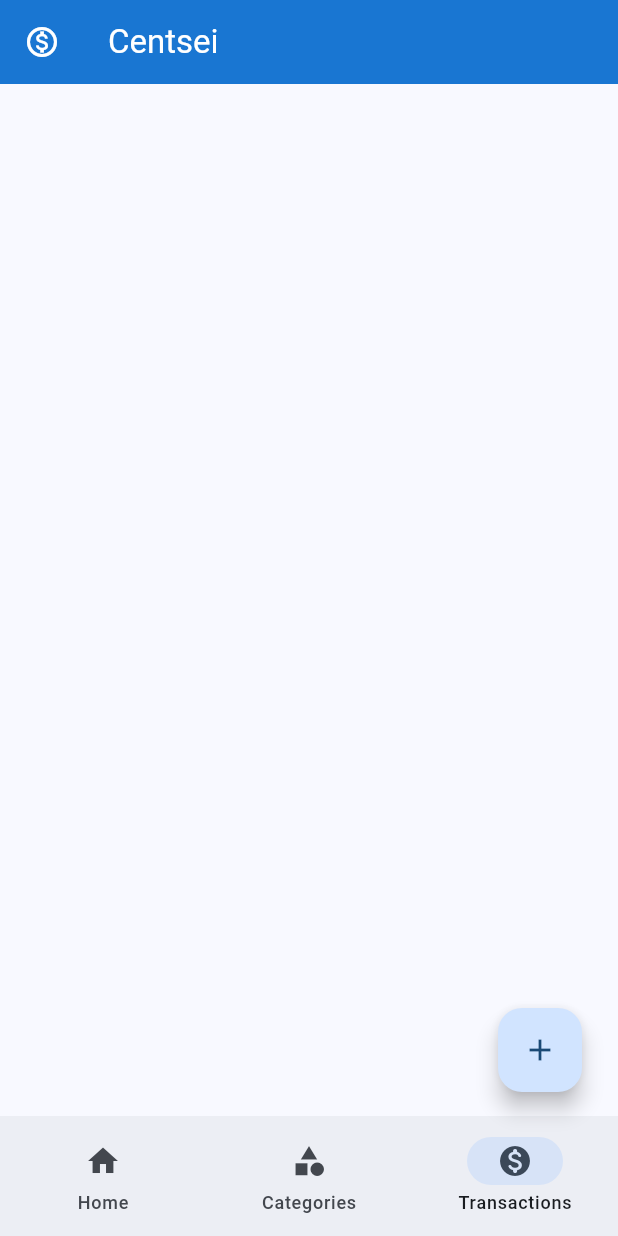
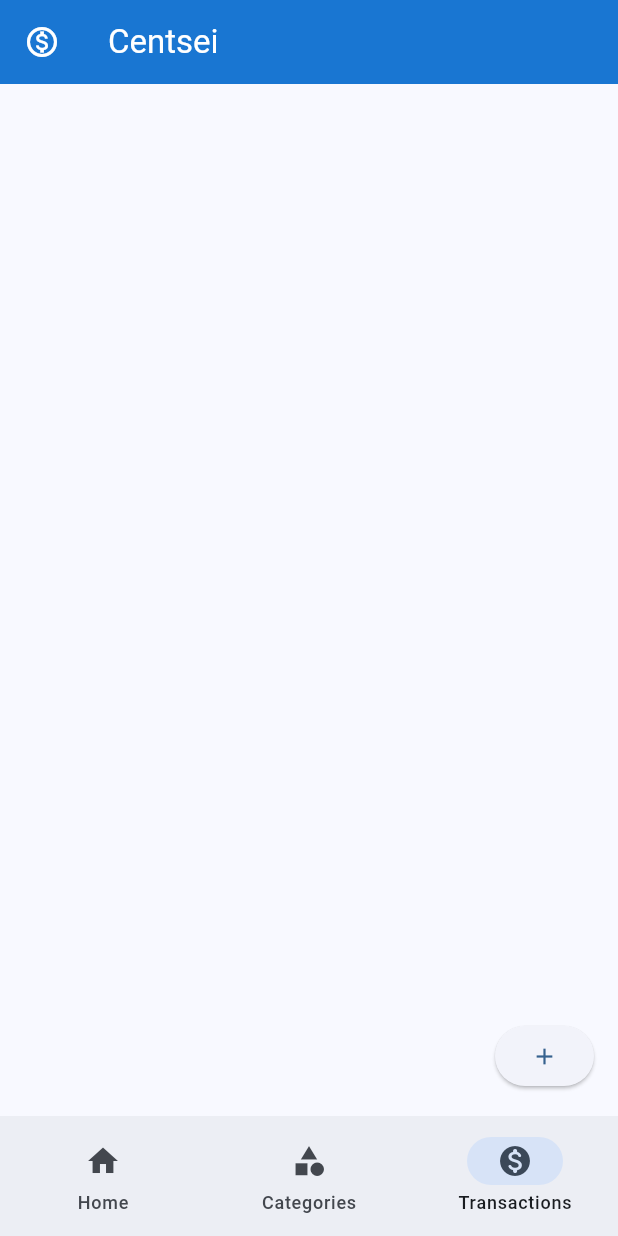
Before and after one commit to treknuts/centsei, a Flutter app: the screen it shows after launch, item 3 of the bottom bar chosen, on a phone screen of 412 x 824 dp. Run offline on Flutter 3.47's test engine with Material 3 defaults, Android fonts, the phone set to English and light mode, and no system bars; our stand-ins replace sqflite; accounts and stored records are empty.

Commit message:
Moved transactions to database. Still not updating lists after insert.

```diff
--- a/lib/app_state.dart
+++ b/lib/app_state.dart
@@ -1,9 +1,11 @@
 import 'package:flutter/material.dart';
 import 'package:intl/intl.dart';
 import 'package:centsei/models/transaction.dart';
+import 'package:centsei/database/database.dart';
 
 class MyAppState extends ChangeNotifier {
   var title = "Centsei";
+  final Database database = Database();
   final formatCurrency = NumberFormat.simpleCurrency();
   var transactions = <Transaction>[];
 }
--- a/lib/main.dart
+++ b/lib/main.dart
@@ -1,13 +1,10 @@
 import 'package:centsei/database/database.dart';
 import 'package:centsei/models/category.dart';
-import 'package:centsei/widgets/create_transaction.dart';
 import 'package:centsei/widgets/pages/categories_page.dart';
 import 'package:centsei/widgets/pages/transactions_page.dart';
 import 'package:flutter/material.dart';
 import 'package:intl/intl.dart';
-import 'package:path/path.dart';
 import 'package:provider/provider.dart';
-import 'package:centsei/widgets/create_category.dart';
 import 'package:centsei/app_state.dart';
 
 void main() async {
@@ -30,14 +27,14 @@ class MyApp extends StatelessWidget {
       child: MaterialApp(
         title: 'Centsei',
         theme: theme,
-        home: const MyHomePage(),
+        home: const MyHomePage(index: 0,),
       ),
     );
   }
 }
 
 class MyHomePage extends StatefulWidget {
-  const MyHomePage({super.key});
+  const MyHomePage({super.key, required index});
 
   @override
   State<MyHomePage> createState() => _MyHomePageState();
@@ -45,13 +42,12 @@ class MyHomePage extends StatefulWidget {
 
 class _MyHomePageState extends State<MyHomePage> {
   var selectedIndex = 0;
-  final Database database = Database();
-
 
   @override
   Widget build(BuildContext context) {
     Widget page;
     var state = context.watch<MyAppState>();
+    var database = state.database;
 
     switch (selectedIndex) {
       case 0:
@@ -66,23 +62,6 @@ class _MyHomePageState extends State<MyHomePage> {
         throw UnimplementedError("No page implemented for $selectedIndex");
     }
     return Scaffold(
-      floatingActionButton: Padding(
-        padding: EdgeInsets.only(right: 8, bottom: 80),
-        child: FloatingActionButton(
-          child: Icon(Icons.add),
-          onPressed: () {
-            showModalBottomSheet(
-                context: context,
-                builder: (context) {
-                  return Center(
-                    child: CreateTransaction(
-                      database: database,
-                    ),
-                  );
-                });
-          },
-        ),
-      ),
       body: Column(
         children: [
           AppBar(
@@ -139,8 +118,6 @@ class _HomeState extends State<Home> {
 
   @override
   Widget build(BuildContext context) {
-    var state = context.watch<MyAppState>();
-
     return Center(
       child: Icon(
         Icons.emoji_events_outlined,
--- a/lib/widgets/pages/transactions_page.dart
+++ b/lib/widgets/pages/transactions_page.dart
@@ -1,7 +1,8 @@
+import 'package:centsei/models/transaction.dart';
+import 'package:centsei/widgets/create_transaction.dart';
 import 'package:flutter/material.dart';
 import 'package:provider/provider.dart';
 import '../../app_state.dart';
-
 
 class TransactionList extends StatelessWidget {
   const TransactionList({
@@ -11,18 +12,67 @@ class TransactionList extends StatelessWidget {
   @override
   Widget build(BuildContext context) {
     var state = context.watch<MyAppState>();
+    var database = state.database;
+    var transactions = database.transactions();
 
-    return ListView.builder(
-      itemCount: state.transactions.length,
-      itemBuilder: (BuildContext context, int index) {
-        return ListTile(
-          leading: Text(
-            "-${state.formatCurrency.format(state.transactions[index].amount)}",
+    return Column(
+      children: [
+        Expanded(
+          child: FutureBuilder<List<Transaction>>(
+            future: transactions,
+            initialData: <Transaction>[],
+            builder: (context, snapshot) {
+              if (snapshot.connectionState != ConnectionState.done) {
+                return const Center(child: CircularProgressIndicator());
+              }
+
+              if (snapshot.hasError) {
+                return const Center(child: Text('Uh oh! Something went horribly wrong...'));
+              }
+
+              if (!snapshot.hasData) {
+                return const Center(
+                    child: Text('Create a category to get started!'));
+              }
+
+              List<Transaction> transactions = snapshot.data as List<Transaction>;
+              return ListView.builder(
+                itemCount: transactions.length,
+                itemBuilder: (BuildContext context, int index) {
+                  return ListTile(
+                    key: ValueKey(transactions[index].id),
+                    leading: Text('${transactions[index].merchant}'),
+                    title: Text('${transactions[index].description}'),
+                    trailing: Text(
+                        '-${state.formatCurrency.format(transactions[index].amount)}'),
+                  );
+                },
+              );
+            },
           ),
-          title: Text("${state.transactions[index].merchant}"),
-          trailing: Icon(Icons.trending_down),
-        );
-      },
+        ),
+        Row(
+          children: [
+            Expanded(child: SizedBox()),
+            Padding(
+              padding: const EdgeInsets.all(16.0),
+              child: ElevatedButton(
+                  onPressed: () async {
+                    await showModalBottomSheet(
+                        context: context,
+                        builder: (context) {
+                          return Center(
+                            child: CreateTransaction(
+                              database: database,
+                            ),
+                          );
+                        });
+                  },
+                  child: Icon(Icons.add)),
+            ),
+          ],
+        )
+      ],
     );
   }
 }
```
Also changed, not shown: lib/database/database.dart (+14 -8 lines), lib/widgets/create_transaction.dart (+10 -14 lines).
